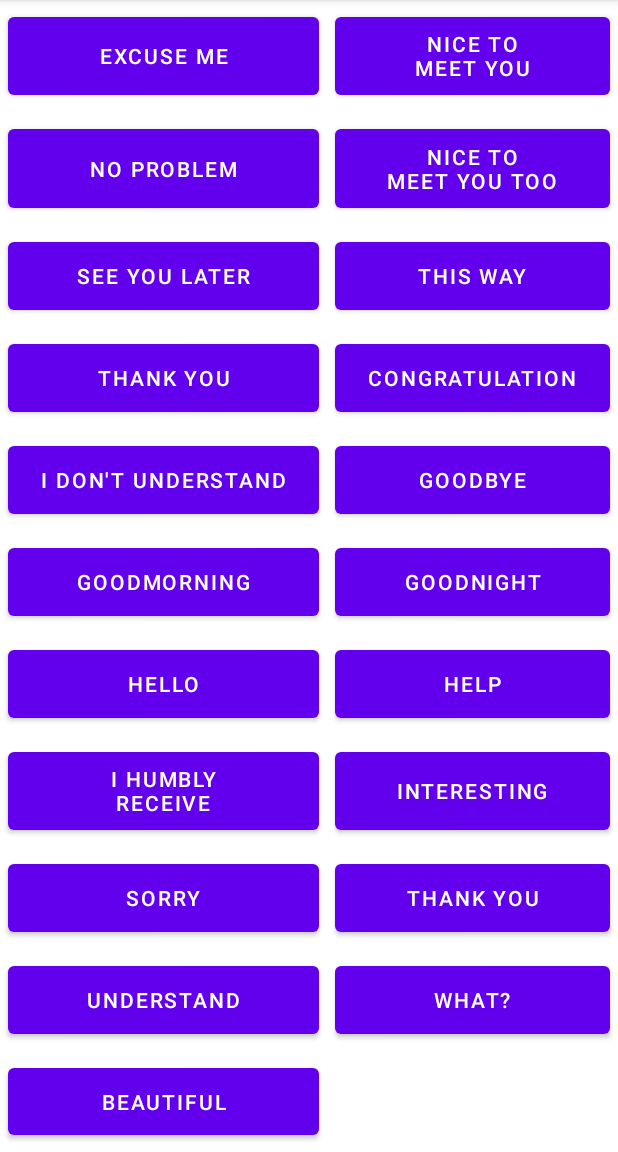
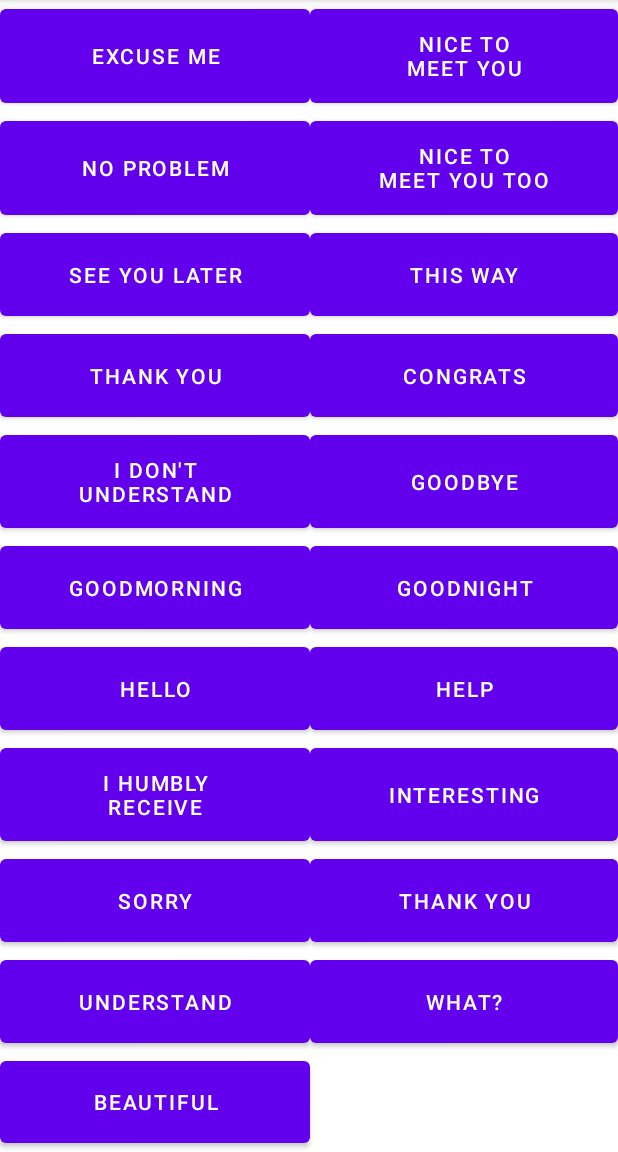
Before and after one commit to MostafaOwies/Basic-Phrase-App, an Android app: the screen it shows after launch (MainActivity), on a phone screen of 412 x 824 dp, the part 84-1236 px from its top. Run offline under Robolectric (Android 15) with nearby library versions, the phone set to English and light mode, and no system bars.

Commit message:
basicPhrases tweeks

```diff
--- a/app/src/main/res/layout/activity_main.xml
+++ b/app/src/main/res/layout/activity_main.xml
@@ -14,276 +14,206 @@
         app:layout_constraintLeft_toLeftOf="parent"
         app:layout_constraintRight_toRightOf="parent"
         app:layout_constraintTop_toTopOf="parent"
-        app:rowCount="11">
+        app:rowCount="10">
 
         <Button
             android:tag="excuse_me"
             android:id="@+id/excuseMe"
-            android:layout_margin="5dp"
-            android:gravity="fill"
+            app:layout_gravity="fill"
+            app:layout_rowWeight="1"
+            app:layout_columnWeight="1"
             android:onClick="japan"
             android:text="Excuse Me"
-            app:layout_column="0"
-            android:textAlignment="center"
-            app:layout_columnWeight="1"
-            app:layout_row="0"
-            app:layout_rowWeight="1" />
+
+             />
 
         <Button
             android:tag="nice_to_meet_you"
             android:id="@+id/niceToMeetYou"
-            android:layout_width="63dp"
-            android:layout_height="wrap_content"
-            android:layout_margin="5dp"
-            android:gravity="fill"
+            app:layout_gravity="fill"
+            app:layout_rowWeight="1"
+            app:layout_columnWeight="1"
             android:onClick="japan"
             android:text="Nice to\nmeet you"
-            app:layout_columnWeight="1"
-            android:textAlignment="center"
-            app:layout_rowWeight="1" />
+            />
 
         <Button
             android:tag="no_problem"
             android:id="@+id/noProblem"
-            android:layout_width="wrap_content"
-            android:layout_height="wrap_content"
-            android:layout_margin="5dp"
-            android:gravity="fill"
-            android:textAlignment="center"
+            app:layout_gravity="fill"
+            app:layout_rowWeight="1"
+            app:layout_columnWeight="1"
             android:onClick="japan"
             android:text="No problem"
-            app:layout_columnWeight="1"
-            app:layout_rowWeight="1" />
+             />
 
         <Button
             android:tag="replay_to_nice_to_meet_you"
             android:id="@+id/reply"
-            android:layout_width="wrap_content"
-            android:layout_height="wrap_content"
-            android:layout_margin="5dp"
-            android:textAlignment="center"
-            android:gravity="fill"
+            app:layout_gravity="fill"
+            app:layout_rowWeight="1"
+            app:layout_columnWeight="1"
             android:onClick="japan"
             android:text="Nice to\nmeet you too"
-            app:layout_columnWeight="1"
-            app:layout_rowWeight="1" />
+            />
 
         <Button
             android:tag="see_you_later"
             android:id="@+id/cya"
-            android:layout_width="wrap_content"
-            android:layout_height="wrap_content"
-            android:textAlignment="center"
-            android:layout_margin="5dp"
-            android:gravity="fill"
+            app:layout_gravity="fill"
+            app:layout_rowWeight="1"
+            app:layout_columnWeight="1"
             android:onClick="japan"
             android:text="See you later"
-            app:layout_columnWeight="1"
-            app:layout_rowWeight="1" />
+           />
 
         <Button
-            android:textAlignment="center"
             android:tag="this_way"
             android:id="@+id/thisWay"
-            android:layout_width="wrap_content"
-            android:layout_height="wrap_content"
-            android:layout_margin="5dp"
-            android:gravity="fill"
+            app:layout_gravity="fill"
+            app:layout_rowWeight="1"
+            app:layout_columnWeight="1"
             android:onClick="japan"
             android:text="This Way"
-            app:layout_columnWeight="1"
-            app:layout_rowWeight="1" />
+            />
 
         <Button
             android:tag="thank_you_very_match"
             android:id="@+id/thankYouVery"
-            android:layout_width="wrap_content"
-            android:layout_height="wrap_content"
-            android:layout_margin="5dp"
-            android:gravity="fill"
+            app:layout_gravity="fill"
+            app:layout_rowWeight="1"
+            app:layout_columnWeight="1"
             android:onClick="japan"
             android:text="Thank you"
-            app:layout_columnWeight="1"
-            android:textAlignment="center"
-            app:layout_rowWeight="1" />
+             />
 
         <Button
-            android:textAlignment="center"
             android:tag="congratulation"
             android:id="@+id/congratulation"
-            android:layout_width="wrap_content"
-            android:layout_height="wrap_content"
-            android:layout_margin="5dp"
-            android:gravity="fill"
+            app:layout_gravity="fill"
+            app:layout_rowWeight="1"
+            app:layout_columnWeight="1"
             android:onClick="japan"
-            android:text="Congratulation"
-            app:layout_columnWeight="1"
-            app:layout_rowWeight="1" />
+            android:text="congrats"
+
+            />
 
         <Button
-            android:textAlignment="center"
             android:tag="dontunderstand"
             android:id="@+id/dontUnderstand"
-            android:layout_width="wrap_content"
-            android:layout_height="wrap_content"
-            android:layout_margin="5dp"
-            android:gravity="fill"
+            app:layout_gravity="fill"
+            app:layout_rowWeight="1"
+            app:layout_columnWeight="1"
             android:onClick="japan"
-            android:text="I Don't Understand"
-            app:layout_columnWeight="1"
-            app:layout_rowWeight="1" />
+            android:text="I Don't\nUnderstand"
+            />
 
         <Button
-            android:textAlignment="center"
             android:tag="goodbye"
             android:id="@+id/goodBye"
-            android:layout_width="wrap_content"
-            android:layout_height="wrap_content"
-            android:layout_margin="5dp"
-            android:gravity="fill"
+            app:layout_gravity="fill"
+            app:layout_rowWeight="1"
+            app:layout_columnWeight="1"
             android:onClick="japan"
             android:text="GoodBye"
-            app:layout_columnWeight="1"
-            app:layout_rowWeight="1" />
+            />
 
         <Button
-            android:textAlignment="center"
             android:tag="goodmorning"
             android:id="@+id/goodMorning"
-            android:layout_width="wrap_content"
-            android:layout_height="wrap_content"
-            android:layout_margin="5dp"
-            android:gravity="fill"
+            app:layout_gravity="fill"
+            app:layout_rowWeight="1"
+            app:layout_columnWeight="1"
             android:onClick="japan"
             android:text="GoodMorning"
-            app:layout_columnWeight="1"
-            app:layout_rowWeight="1" />
+            />
 
         <Button
-            android:textAlignment="center"
             android:tag="goodnight"
             android:id="@+id/goodNight"
-            android:layout_width="wrap_content"
-            android:layout_height="wrap_content"
-            android:layout_margin="5dp"
-            android:gravity="fill"
+            app:layout_gravity="fill"
+            app:layout_rowWeight="1"
+            app:layout_columnWeight="1"
             android:onClick="japan"
             android:text="GoodNight"
-            app:layout_columnWeight="1"
-            app:layout_rowWeight="1" />
+             />
 
         <Button
-            android:textAlignment="center"
             android:tag="hello"
             android:id="@+id/hello"
-            android:layout_width="wrap_content"
-            android:layout_height="wrap_content"
-            android:layout_margin="5dp"
-            android:gravity="fill"
+            app:layout_gravity="fill"
             android:onClick="japan"
             android:text="Hello"
             app:layout_columnWeight="1"
             app:layout_rowWeight="1" />
 
         <Button
-            android:textAlignment="center"
             android:tag="help"
             android:id="@+id/help"
-            android:layout_width="wrap_content"
-            android:layout_height="wrap_content"
-            android:layout_margin="5dp"
-            android:gravity="fill"
+            app:layout_gravity="fill"
             android:onClick="japan"
             android:text="Help"
             app:layout_columnWeight="1"
             app:layout_rowWeight="1" />
 
         <Button
-            android:textAlignment="center"
             android:tag="ihumblyreceive"
             android:id="@+id/iHumblyReceive"
-            android:layout_width="wrap_content"
-            android:layout_height="wrap_content"
-            android:layout_margin="5dp"
-            android:gravity="fill"
+            app:layout_gravity="fill"
             android:onClick="japan"
             android:text="I Humbly\nReceive"
             app:layout_columnWeight="1"
             app:layout_rowWeight="1" />
 
         <Button
-            android:textAlignment="center"
             android:tag="interesting"
             android:id="@+id/interesting"
-            android:layout_width="wrap_content"
-            android:layout_height="wrap_content"
-            android:layout_margin="5dp"
-            android:gravity="fill"
+            app:layout_gravity="fill"
             android:onClick="japan"
             android:text="Interesting"
             app:layout_columnWeight="1"
             app:layout_rowWeight="1" />
 
         <Button
-            android:textAlignment="center"
             android:tag="sorry"
             android:id="@+id/sorry"
-            android:layout_width="wrap_content"
-            android:layout_height="wrap_content"
-            android:layout_margin="5dp"
-            android:gravity="fill"
+            app:layout_gravity="fill"
             android:onClick="japan"
             android:text="Sorry"
             app:layout_columnWeight="1"
             app:layout_rowWeight="1" />
 
         <Button
-            android:textAlignment="center"
             android:tag="thankyou"
             android:id="@+id/thankYou"
-            android:layout_width="wrap_content"
-            android:layout_height="wrap_content"
-            android:layout_margin="5dp"
-            android:gravity="fill"
+            app:layout_gravity="fill"
             android:onClick="japan"
             android:text="Thank you"
             app:layout_columnWeight="1"
             app:layout_rowWeight="1" />
 
         <Button
-            android:textAlignment="center"
             android:tag="understand"
             android:id="@+id/understand"
-            android:layout_width="wrap_content"
-            android:layout_height="wrap_content"
-            android:layout_margin="5dp"
-            android:gravity="fill"
+            app:layout_gravity="fill"
             android:onClick="japan"
             android:text="UnderStand"
             app:layout_columnWeight="1"
             app:layout_rowWeight="1" />
 
         <Button
-            android:textAlignment="center"
             android:tag="what"
             android:id="@+id/what"
-            android:layout_width="wrap_content"
-            android:layout_height="wrap_content"
-            android:layout_margin="5dp"
-            android:gravity="fill"
+            app:layout_gravity="fill"
             android:onClick="japan"
             android:text="What?"
             app:layout_columnWeight="1"
             app:layout_rowWeight="1" />
 
         <Button
-            android:textAlignment="center"
             android:tag="beautiful"
             android:id="@+id/Beautiful"
-            android:layout_width="wrap_content"
-            android:layout_height="wrap_content"
-            android:layout_margin="5dp"
-            android:gravity="fill"
+            app:layout_gravity="fill"
             android:onClick="japan"
             android:text="Beautiful"
             app:layout_columnWeight="1"
```
